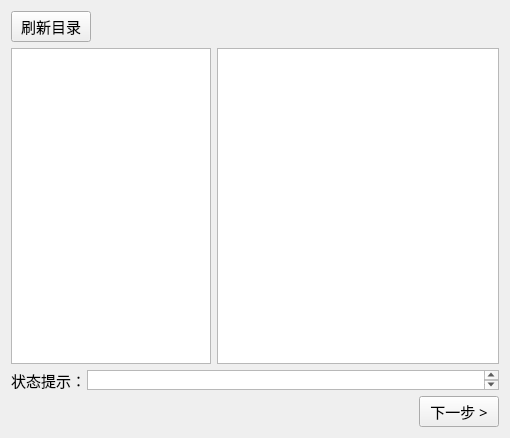
fanxiang090909/Railway-Tunnel-Construction-Dlearance-Measure-LanZhou, file v1.0/module/lz_client_main/src/gui/select_tunnel.ui: the form before one commit.
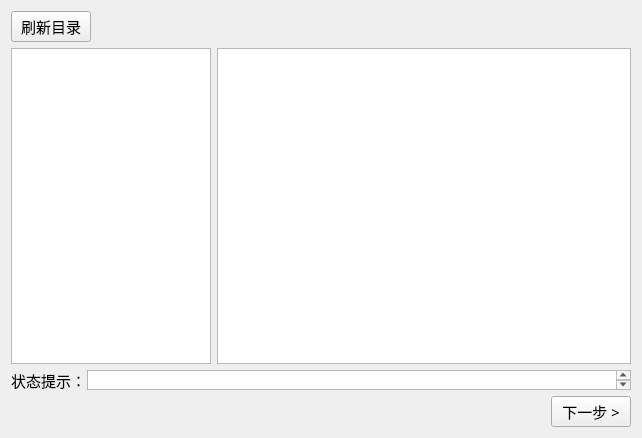
The form after the commit. Icons and pictures are not drawn.

```diff
--- a/v1.0/module/lz_client_main/src/gui/select_tunnel.ui
+++ b/v1.0/module/lz_client_main/src/gui/select_tunnel.ui
@@ -6,7 +6,7 @@
    <rect>
     <x>0</x>
     <y>0</y>
-    <width>510</width>
+    <width>642</width>
     <height>438</height>
    </rect>
   </property>
```
